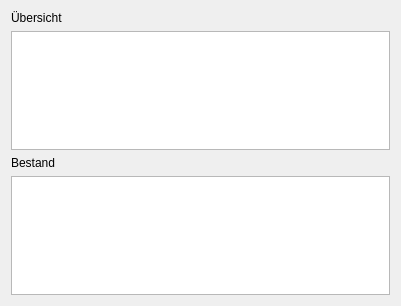
Qt form DBS-Bauer/duengerwidget.ui (t-script/DBS-Bauer) before a commit.
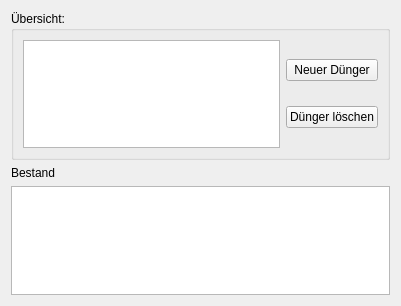
The same form after that commit.

Commit message: Duenger einfügen & löschen

Patch:
```diff
--- a/DBS-Bauer/duengerwidget.ui
+++ b/DBS-Bauer/duengerwidget.ui
@@ -15,15 +15,35 @@
   </property>
   <layout class="QVBoxLayout" name="verticalLayout">
    <item>
-    <widget class="QLabel" name="label_15">
-     <property name="text">
-      <string>Übersicht</string>
+    <widget class="QGroupBox" name="groupBox">
+     <property name="title">
+      <string>Übersicht:</string>
      </property>
+     <layout class="QHBoxLayout" name="horizontalLayout">
+      <item>
+       <widget class="QTableView" name="tableDunger"/>
+      </item>
+      <item>
+       <layout class="QVBoxLayout" name="verticalLayout_2">
+        <item>
+         <widget class="QPushButton" name="DuengerNeu">
+          <property name="text">
+           <string>Neuer Dünger</string>
+          </property>
+         </widget>
+        </item>
+        <item>
+         <widget class="QPushButton" name="DuengerTot">
+          <property name="text">
+           <string>Dünger löschen</string>
+          </property>
+         </widget>
+        </item>
+       </layout>
+      </item>
+     </layout>
     </widget>
    </item>
-   <item>
-    <widget class="QTableView" name="tableDunger"/>
-   </item>
    <item>
     <widget class="QLabel" name="label_23">
      <property name="text">
```
The commit also changes 7 other files.
